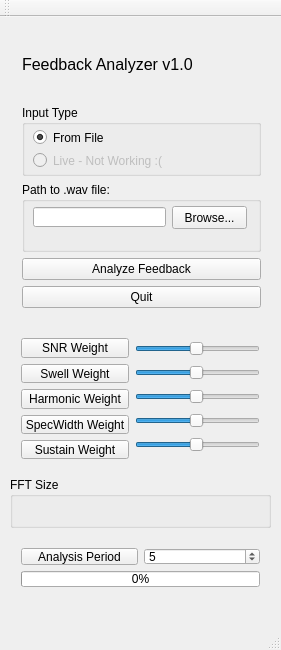
Qt form analyzerwindow.ui (alexcannan/feedback_identifier) before a commit.
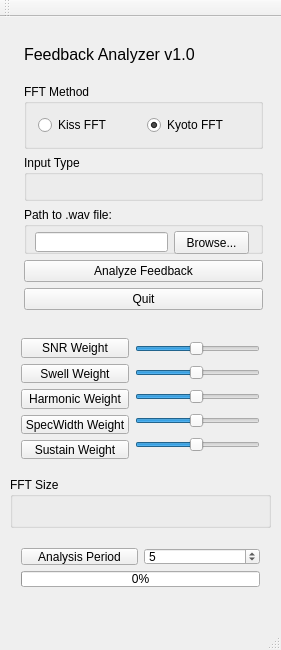
The same form after that commit.

Commit message:
Imported alternative Kyoto FFT
FFTAnalyzer now has two methods for fft analysis, selectable from the gui

Diff of the .ui file:
```diff
--- a/analyzerwindow.ui
+++ b/analyzerwindow.ui
@@ -149,123 +149,6 @@
      </item>
     </layout>
    </widget>
-   <widget class="QWidget" name="layoutWidget">
-    <property name="geometry">
-     <rect>
-      <x>11</x>
-      <y>1</y>
-      <width>261</width>
-      <height>301</height>
-     </rect>
-    </property>
-    <layout class="QVBoxLayout" name="verticalLayout_4">
-     <item>
-      <widget class="QLabel" name="label">
-       <property name="font">
-        <font>
-         <pointsize>12</pointsize>
-        </font>
-       </property>
-       <property name="text">
-        <string>Feedback Analyzer v1.0</string>
-       </property>
-      </widget>
-     </item>
-     <item>
-      <widget class="QGroupBox" name="groupBox">
-       <property name="title">
-        <string>Input Type</string>
-       </property>
-       <widget class="QRadioButton" name="fileRadio">
-        <property name="geometry">
-         <rect>
-          <x>11</x>
-          <y>24</y>
-          <width>231</width>
-          <height>17</height>
-         </rect>
-        </property>
-        <property name="text">
-         <string>From File</string>
-        </property>
-        <property name="checked">
-         <bool>true</bool>
-        </property>
-       </widget>
-       <widget class="QRadioButton" name="liveRadio">
-        <property name="enabled">
-         <bool>false</bool>
-        </property>
-        <property name="geometry">
-         <rect>
-          <x>11</x>
-          <y>47</y>
-          <width>241</width>
-          <height>17</height>
-         </rect>
-        </property>
-        <property name="text">
-         <string>Live - Not Working :(</string>
-        </property>
-        <property name="checkable">
-         <bool>false</bool>
-        </property>
-       </widget>
-      </widget>
-     </item>
-     <item>
-      <widget class="QGroupBox" name="groupBox_2">
-       <property name="title">
-        <string>Path to .wav file:</string>
-       </property>
-       <widget class="QLineEdit" name="filenameEdit">
-        <property name="geometry">
-         <rect>
-          <x>11</x>
-          <y>25</y>
-          <width>133</width>
-          <height>20</height>
-         </rect>
-        </property>
-        <property name="text">
-         <string/>
-        </property>
-       </widget>
-       <widget class="QPushButton" name="pushBrowse">
-        <property name="geometry">
-         <rect>
-          <x>150</x>
-          <y>24</y>
-          <width>75</width>
-          <height>23</height>
-         </rect>
-        </property>
-        <property name="text">
-         <string>Browse...</string>
-        </property>
-       </widget>
-      </widget>
-     </item>
-     <item>
-      <layout class="QVBoxLayout" name="verticalLayout_3">
-       <item>
-        <widget class="QPushButton" name="AnalyzeButton">
-         <property name="text">
-          <string>Analyze Feedback</string>
-         </property>
-        </widget>
-       </item>
-       <item>
-        <widget class="QPushButton" name="QuitButton">
-         <property name="text">
-          <string>Quit</string>
-         </property>
-        </widget>
-       </item>
-      </layout>
-     </item>
-    </layout>
-   </widget>
    <widget class="QWidget" name="layoutWidget">
     <property name="geometry">
      <rect>
@@ -365,6 +248,153 @@
      </layout>
     </widget>
    </widget>
+   <widget class="QWidget" name="">
+    <property name="geometry">
+     <rect>
+      <x>13</x>
+      <y>3</y>
+      <width>261</width>
+      <height>301</height>
+     </rect>
+    </property>
+    <layout class="QVBoxLayout" name="verticalLayout_6">
+     <item>
+      <widget class="QLabel" name="label">
+       <property name="font">
+        <font>
+         <pointsize>12</pointsize>
+        </font>
+       </property>
+       <property name="text">
+        <string>Feedback Analyzer v1.0</string>
+       </property>
+      </widget>
+     </item>
+     <item>
+      <widget class="QGroupBox" name="groupBox_4">
+       <property name="title">
+        <string>FFT Method</string>
+       </property>
+       <layout class="QVBoxLayout" name="verticalLayout_4">
+        <item>
+         <layout class="QHBoxLayout" name="horizontalLayout_4">
+          <item>
+           <widget class="QRadioButton" name="radioKiss">
+            <property name="text">
+             <string>Kiss FFT</string>
+            </property>
+           </widget>
+          </item>
+          <item>
+           <widget class="QRadioButton" name="radioKyoto">
+            <property name="text">
+             <string>Kyoto FFT</string>
+            </property>
+            <property name="checked">
+             <bool>true</bool>
+            </property>
+           </widget>
+          </item>
+         </layout>
+        </item>
+       </layout>
+      </widget>
+     </item>
+     <item>
+      <widget class="QGroupBox" name="groupBox">
+       <property name="title">
+        <string>Input Type</string>
+       </property>
+       <widget class="QWidget" name="">
+        <property name="geometry">
+         <rect>
+          <x>11</x>
+          <y>24</y>
+          <width>241</width>
+          <height>19</height>
+         </rect>
+        </property>
+        <layout class="QHBoxLayout" name="horizontalLayout_5">
+         <item>
+          <widget class="QRadioButton" name="fileRadio">
+           <property name="text">
+            <string>From File</string>
+           </property>
+           <property name="checked">
+            <bool>true</bool>
+           </property>
+          </widget>
+         </item>
+         <item>
+          <widget class="QRadioButton" name="liveRadio">
+           <property name="enabled">
+            <bool>false</bool>
+           </property>
+           <property name="text">
+            <string>Live - Not Working :(</string>
+           </property>
+           <property name="checkable">
+            <bool>false</bool>
+           </property>
+          </widget>
+         </item>
+        </layout>
+       </widget>
+      </widget>
+     </item>
+     <item>
+      <widget class="QGroupBox" name="groupBox_2">
+       <property name="title">
+        <string>Path to .wav file:</string>
+       </property>
+       <widget class="QLineEdit" name="filenameEdit">
+        <property name="geometry">
+         <rect>
+          <x>11</x>
+          <y>25</y>
+          <width>133</width>
+          <height>20</height>
+         </rect>
+        </property>
+        <property name="text">
+         <string/>
+        </property>
+       </widget>
+       <widget class="QPushButton" name="pushBrowse">
+        <property name="geometry">
+         <rect>
+          <x>150</x>
+          <y>24</y>
+          <width>75</width>
+          <height>23</height>
+         </rect>
+        </property>
+        <property name="text">
+         <string>Browse...</string>
+        </property>
+       </widget>
+      </widget>
+     </item>
+     <item>
+      <layout class="QVBoxLayout" name="verticalLayout_3">
+       <item>
+        <widget class="QPushButton" name="AnalyzeButton">
+         <property name="text">
+          <string>Analyze Feedback</string>
+         </property>
+        </widget>
+       </item>
+       <item>
+        <widget class="QPushButton" name="QuitButton">
+         <property name="text">
+          <string>Quit</string>
+         </property>
+        </widget>
+       </item>
+      </layout>
+     </item>
+    </layout>
+   </widget>
   </widget>
   <widget class="QMenuBar" name="menuBar">
    <property name="geometry">
```
Left out of the diff: 2 changed lines with no effect on the pictures. The commit also changes 10 other files.
